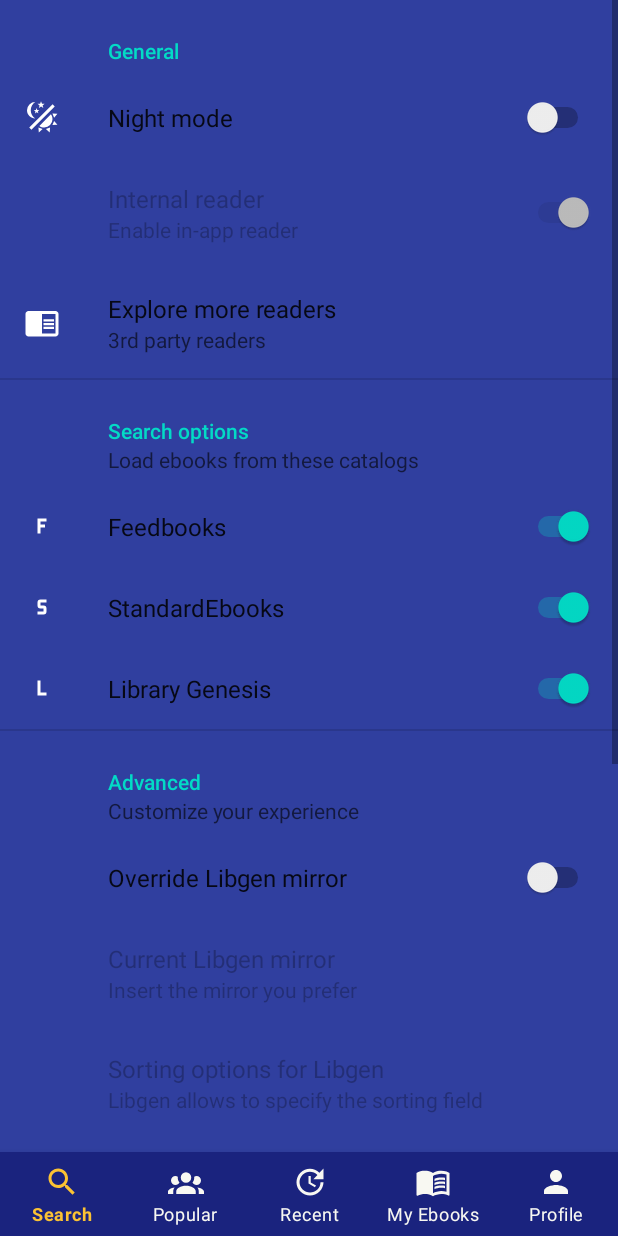
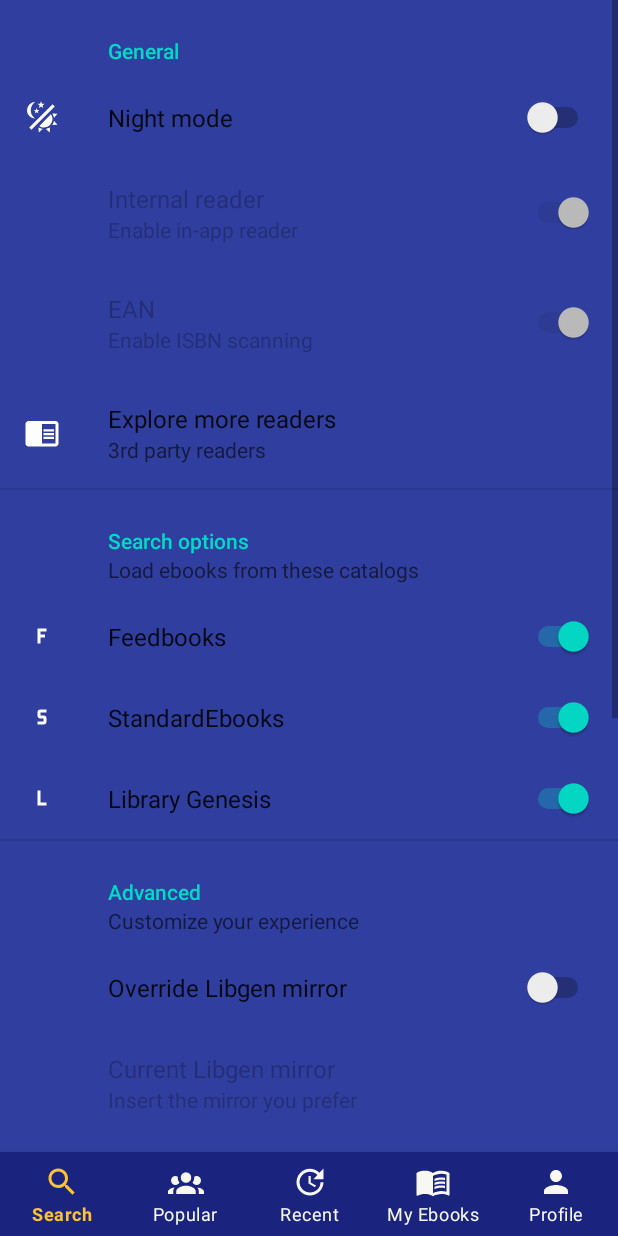
Before and after one commit to MatteoSalvino/Biblio-app, an Android app: the fragment SettingsFragment placed in its activity, on a phone screen of 412 x 824 dp. Run offline under Robolectric (Android 15) with nearby library versions, the phone set to English and light mode, and no system bars; our stand-ins replace androidx.preference; libraries missing offline, so code that uses them is left out: com.google.zxing.integration, com.jakewharton.rxbinding, com.mikepenz.aboutlibraries, lrusso96.simplebiblio.core; 9 statements that could not run were skipped.

Commit message:
SettingsFragment: add EAN option (#19)

```diff
--- a/app/src/main/res/xml/preferences.xml
+++ b/app/src/main/res/xml/preferences.xml
@@ -13,6 +13,12 @@
             app:summary="Enable in-app reader"
             app:key="reader"
             app:title="Internal reader" />
+        <SwitchPreference
+            app:defaultValue="true"
+            app:enabled="false"
+            app:summary="Enable ISBN scanning"
+            app:key="scanning"
+            app:title="EAN" />
         <Preference
             app:key="@string/external_readers_pref"
             app:icon="@drawable/baseline_chrome_reader_mode_24"
```
